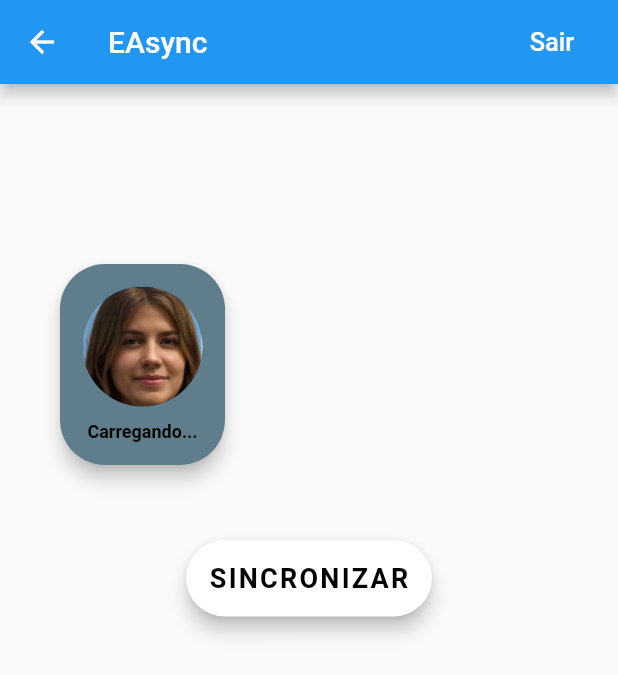
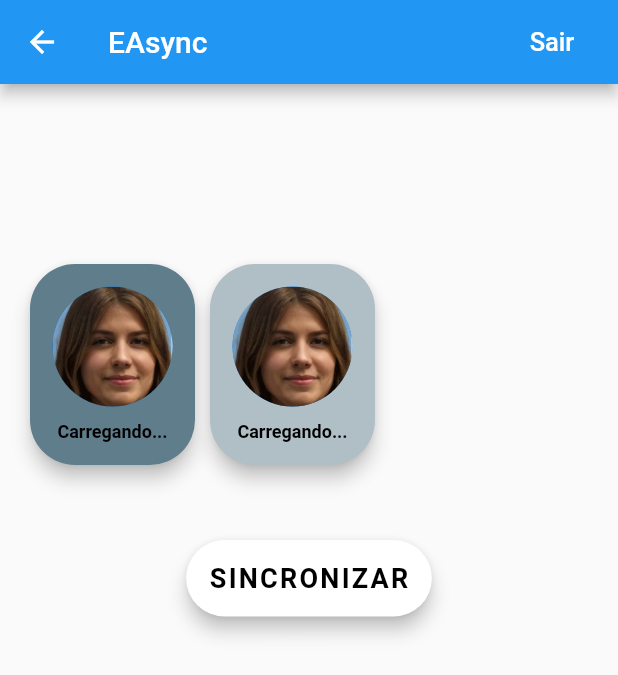
Before and after one commit to vitordullens/EAsync, a Flutter app: the HomeScreen screen opened directly, on a phone screen of 412 x 824 dp. Shown: the top 675 px of the screen. Run offline on Flutter 3.47's test engine with Material 2 defaults, Android fonts, the phone set to English and light mode, and no system bars; accounts and stored records are empty; Roboto replaces fonts that are missing (OpenSans).

```diff
--- a/lib/screens/home_screen.dart
+++ b/lib/screens/home_screen.dart
@@ -110,7 +110,7 @@ class _HomeScreenState extends State<HomeScreen> {
         ),
         body: Container(
           padding: EdgeInsets.symmetric(
-            horizontal: 40.0,
+            horizontal: 20.0,
             vertical: 120.0,
           ),
           width: double.infinity,
@@ -136,6 +136,42 @@ class _HomeScreenState extends State<HomeScreen> {
                       ).then(onGoBack);
                     },
                     color: Colors.blueGrey,
+                    child: Column(children: <Widget>[
+                      CircleAvatar(
+                          radius: 40,
+                          backgroundImage:
+                              AssetImage('assets/images/profile.png')),
+                      SizedBox(height: 10.0),
+                      Text(
+                        user == null
+                            ? 'Carregando...'
+                            : 'Nome: ${user['nome']}\nE-mail: ${user['email']}\nLocal: ${user['cidade']}, ${user['pais']}\nTurma: ${user['serie']} - ${user['turma']}',
+                        textAlign: TextAlign.start,
+                        style: TextStyle(
+                          color: Colors.black,
+                          fontSize: 12,
+                          fontWeight: FontWeight.bold,
+                        ),
+                      ),
+                    ]),
+                  ),
+                  SizedBox(width: 10.0),
+                  RaisedButton(
+                    elevation: 5.0,
+                    padding: EdgeInsets.all(15.0),
+                    shape: RoundedRectangleBorder(
+                      borderRadius: BorderRadius.circular(30.0),
+                    ),
+                    onPressed: () {
+                      Navigator.push(
+                        context,
+                        MaterialPageRoute(
+                            builder: (context) => ProfileScreen(
+                                  user: user,
+                                )),
+                      ).then(onGoBack);
+                    },
+                    color: Colors.blueGrey[200],
                     child: Column(children: <Widget>[
                       CircleAvatar(
                           radius: 40,
```
